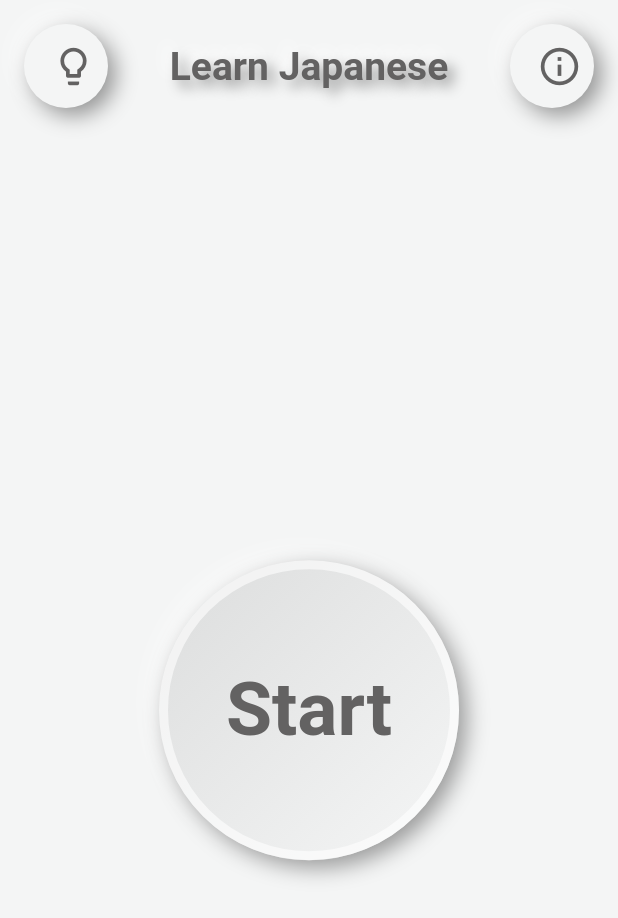
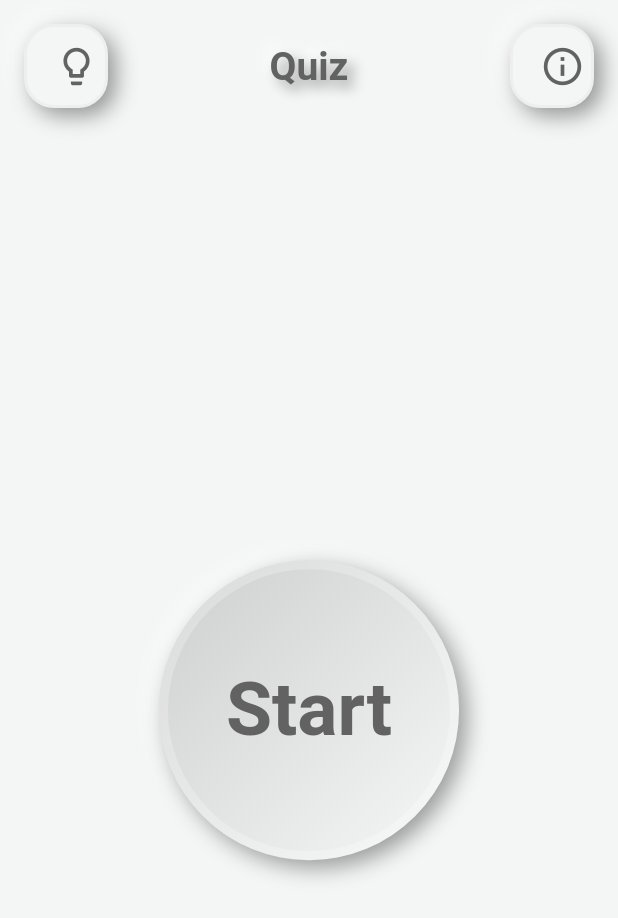
Before and after one commit to kaphetz/n1quizgame, a Flutter app: the screen it shows after launch, on a phone screen of 412 x 824 dp. Shown: the top 918 px of the screen. Run offline on Flutter 3.47's test engine with Material 2 defaults, Android fonts, the phone set to English and light mode, and no system bars; drawn by our look-alikes of flutter_neumorphic; our stand-ins replace flutter_bloc, sizer.

Commit message:
Update UI of button
Update UI of button

```diff
--- a/quiz_game/lib/screens/home_screen.dart
+++ b/quiz_game/lib/screens/home_screen.dart
@@ -22,18 +22,7 @@ class HomeScreen extends StatelessWidget {
           child: Container(
             width: 200,
             height: 200,
-            child: NeumorphicButton(
-              style: NeumorphicStyle(
-                depth: 10,
-                boxShape: NeumorphicBoxShape.circle(),
-                shape: NeumorphicShape.concave,
-                border: NeumorphicBorder(width: 6, color: Colors.white60),
-              ),
-              child: Center(
             child: _startButton(context),
-              ),
-              onPressed: () {},
-            ),
           ),
         ),
       ),
@@ -41,21 +30,33 @@ class HomeScreen extends StatelessWidget {
   }
 
   Widget _startButton(BuildContext context) {
-    return Text(
+    return NeumorphicButton(
+      style: NeumorphicStyle(
+        surfaceIntensity: 0.40,
+        depth: 10,
+        boxShape: NeumorphicBoxShape.circle(),
+        shape: NeumorphicShape.concave,
+        border: NeumorphicBorder(width: 6, color: Colors.white24),
+      ),
+      child: Center(
+        child: Text(
           'Start',
           style: TextStyle(
             fontSize: 50,
             fontWeight: FontWeight.bold,
             color: NeumorphicTheme.defaultTextColor(context),
           ),
+        ),
+      ),
+      onPressed: () {},
     );
   }
 
   Widget _title(BuildContext context) {
     return NeumorphicText(
-      "Learn Japanese",
+      "Quiz",
       style: NeumorphicStyle(
-        color: NeumorphicTheme.defaultTextColor(context), //customize color here
+        color: NeumorphicTheme.defaultTextColor(context)
       ),
       textStyle: NeumorphicTextStyle(
         fontSize: 26,
@@ -70,7 +71,8 @@ class HomeScreen extends StatelessWidget {
         intensity: 0.75,
         shape: NeumorphicShape.flat,
         depth: 10,
-        boxShape: NeumorphicBoxShape.roundRect(BorderRadius.circular(100)),
+        boxShape: NeumorphicBoxShape.roundRect(BorderRadius.circular(20)),
+        border: NeumorphicBorder(width: 2, color: Colors.grey[200]),
       ),
       child: Icon(
         Icons.info_outlined,
@@ -87,7 +89,8 @@ class HomeScreen extends StatelessWidget {
         intensity: 0.75,
         shape: NeumorphicShape.flat,
         depth: 10,
-        boxShape: NeumorphicBoxShape.roundRect(BorderRadius.circular(100)),
+        boxShape: NeumorphicBoxShape.roundRect(BorderRadius.circular(20)),
+        border: NeumorphicBorder(width: 2, color: Colors.grey[200]),
       ),
       child: Icon(
         Icons.lightbulb_outline,
```
Lines whose indentation alone changed are shown as unchanged.
